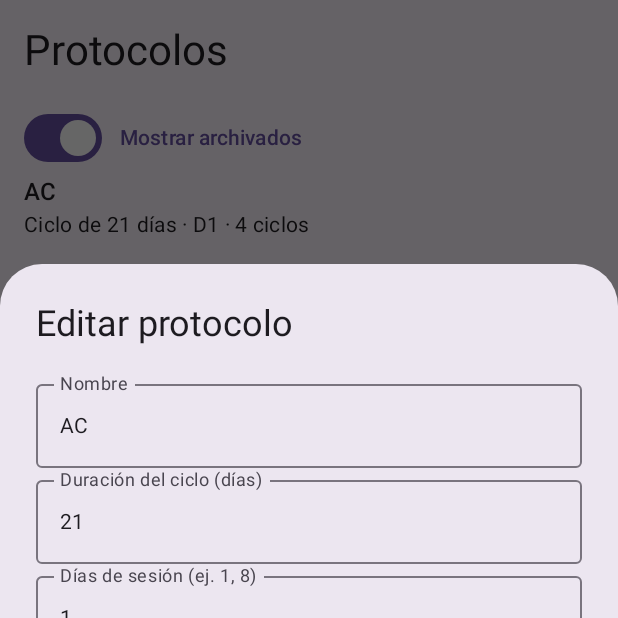
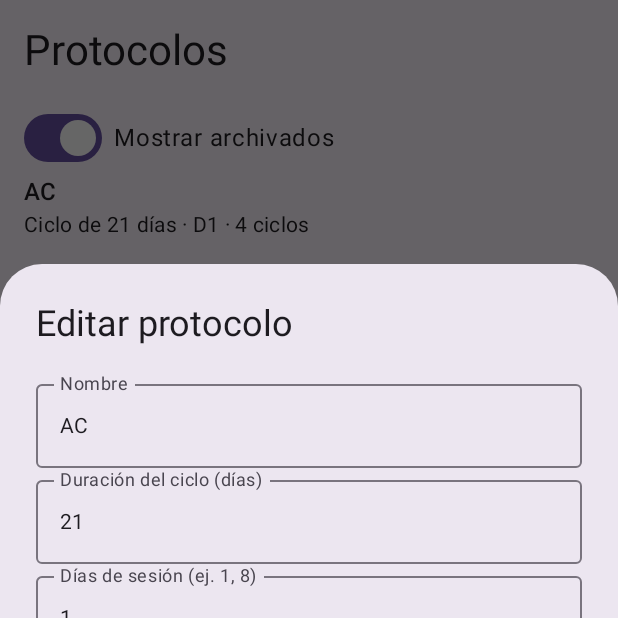
Before and after one commit to arielhechavaria/ciclo, an Android app built with Jetpack Compose: the screen it shows after launch (MainActivity), after a tap on "Editar", on a phone screen of 412 x 824 dp, the top half of it. Run offline under Robolectric (Android 15) with nearby library versions, the phone set to English and light mode, and no system bars; our stand-ins replace Room's generated code; 1 other tap on this screen came first.

Commit message:
fix(protocols): scrollable form dialog, tappable switch labels

```diff
--- a/app/src/main/kotlin/com/isora/ciclo/protocols/ProtocolCatalogScreen.kt
+++ b/app/src/main/kotlin/com/isora/ciclo/protocols/ProtocolCatalogScreen.kt
@@ -1,6 +1,9 @@
 package com.isora.ciclo.protocols
 
 import androidx.compose.foundation.layout.Arrangement
+import androidx.compose.foundation.rememberScrollState
+import androidx.compose.foundation.selection.toggleable
+import androidx.compose.foundation.verticalScroll
 import androidx.compose.foundation.layout.Column
 import androidx.compose.foundation.layout.Row
 import androidx.compose.foundation.layout.fillMaxWidth
@@ -24,8 +27,8 @@ import androidx.compose.runtime.rememberCoroutineScope
 import androidx.compose.runtime.setValue
 import androidx.compose.ui.Alignment
 import androidx.compose.ui.Modifier
-import androidx.compose.ui.platform.LocalContext
 import androidx.compose.ui.platform.testTag
+import androidx.compose.ui.semantics.Role
 import androidx.compose.ui.res.pluralStringResource
 import androidx.compose.ui.res.stringResource
 import androidx.compose.ui.unit.dp
@@ -107,12 +110,11 @@ fun ProtocolCatalogScreen(catalog: ProtocolCatalog, io: CoroutineContext = Dispa
                 style = MaterialTheme.typography.headlineMedium,
                 modifier = Modifier.padding(vertical = 16.dp),
             )
-            Row(verticalAlignment = Alignment.CenterVertically) {
-                Switch(checked = showArchived, onCheckedChange = { showArchived = it })
-                TextButton(onClick = { showArchived = !showArchived }) {
-                    Text(stringResource(R.string.protocols_show_archived))
-                }
-            }
+            LabeledSwitch(
+                label = stringResource(R.string.protocols_show_archived),
+                checked = showArchived,
+                onChange = { showArchived = it },
+            )
             if (items.isEmpty()) Text(stringResource(R.string.protocols_empty))
             LazyColumn(verticalArrangement = Arrangement.spacedBy(8.dp)) {
                 items(items, key = { it.id.value }) { entry ->
@@ -198,7 +200,7 @@ private fun ProtocolFormDialog(
             )
         },
         text = {
-            Column {
+            Column(Modifier.verticalScroll(rememberScrollState())) {
                 field(
                     R.string.protocol_form_name,
                     form.name,
@@ -218,13 +220,11 @@ private fun ProtocolFormDialog(
                     form.sessionDays,
                     R.string.protocol_error_session_days.takeIf { ProtocolFormError.SESSION_DAYS_INVALID in errors },
                 ) { onChange(form.copy(sessionDays = it)) }
-                Row(verticalAlignment = Alignment.CenterVertically) {
-                    Switch(
-                        checked = form.untilProgression,
-                        onCheckedChange = { onChange(form.copy(untilProgression = it)) },
-                    )
-                    Text(stringResource(R.string.protocol_form_until_progression), Modifier.padding(start = 8.dp))
-                }
+                LabeledSwitch(
+                    label = stringResource(R.string.protocol_form_until_progression),
+                    checked = form.untilProgression,
+                    onChange = { onChange(form.copy(untilProgression = it)) },
+                )
                 field(
                     if (form.untilProgression) R.string.protocol_form_reevaluate else R.string.protocol_form_cycles,
                     form.cycles,
@@ -236,3 +236,15 @@ private fun ProtocolFormDialog(
         dismissButton = { TextButton(onClick = onCancel) { Text(stringResource(R.string.protocol_form_cancel)) } },
     )
 }
+
+/** A switch whose label is part of the touch target, so tapping the text toggles it. */
+@Composable
+private fun LabeledSwitch(label: String, checked: Boolean, onChange: (Boolean) -> Unit) {
+    Row(
+        Modifier.toggleable(value = checked, role = Role.Switch, onValueChange = onChange).padding(vertical = 8.dp),
+        verticalAlignment = Alignment.CenterVertically,
+    ) {
+        Switch(checked = checked, onCheckedChange = null)
+        Text(label, Modifier.padding(start = 8.dp))
+    }
+}
```
Also changed, not shown: 1 other file.
